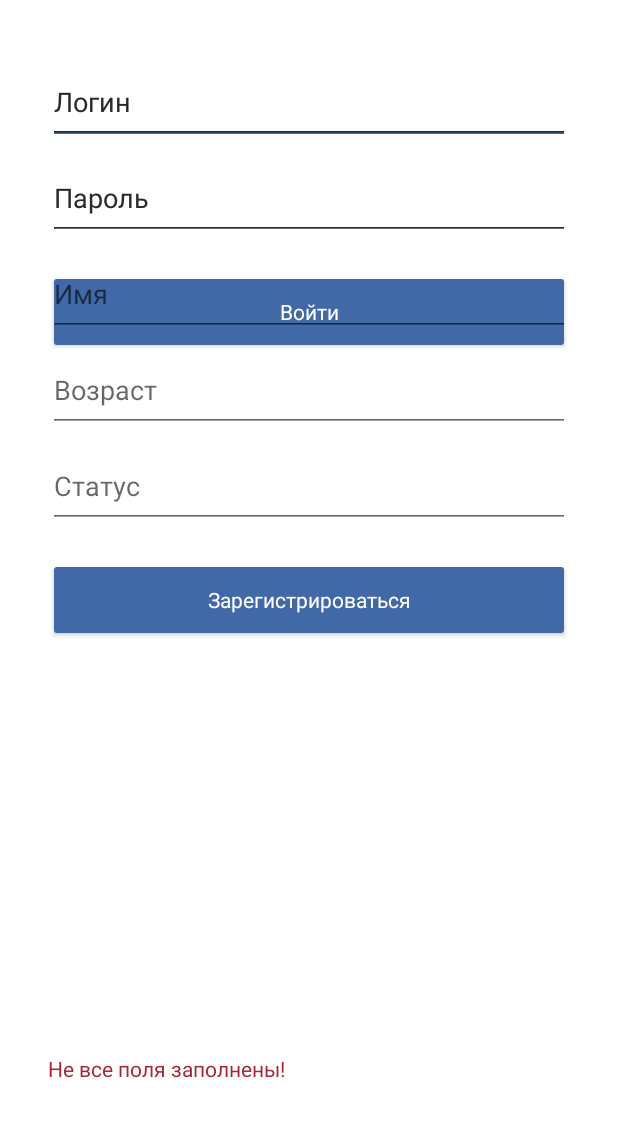
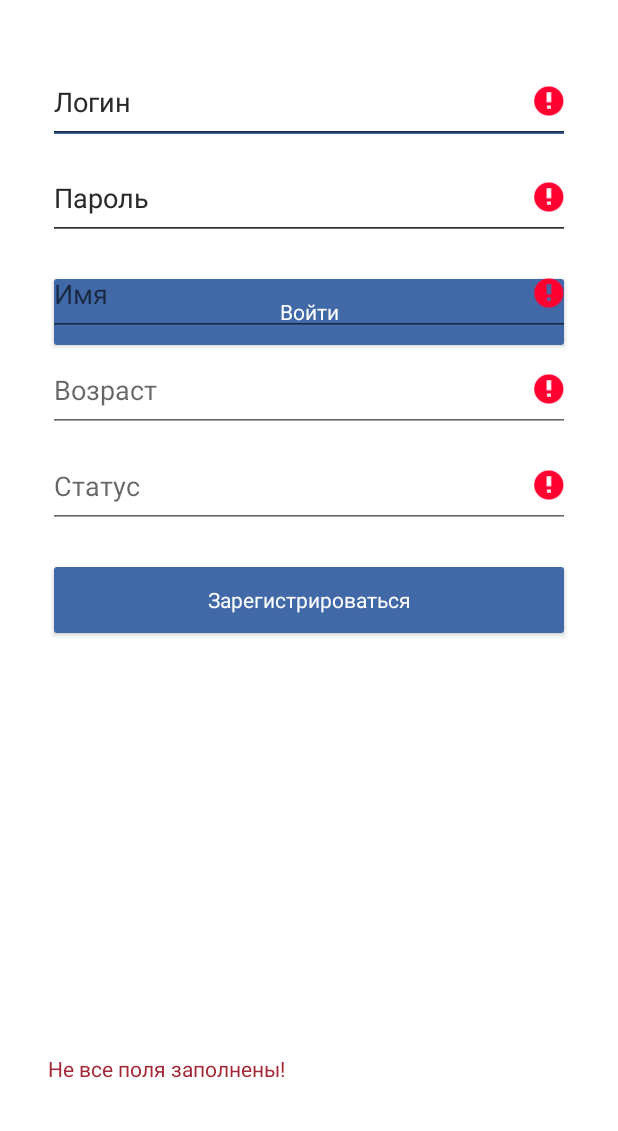
Before and after one commit to Bogdan3738/practice17-android, an Android app: the screen it shows after launch (SignActivity), after a tap on "Зарегистрироваться", on a phone screen of 412 x 824 dp, the part 105-1236 px from its top. Run offline under Robolectric (Android 15) with nearby library versions, the phone set to English and light mode, and no system bars; our stand-ins replace Firebase (no records; nobody signed in at launch, a user with empty details on screens opened directly).

Commit message:
feat: практика 17.3 — защита от повторного логина и анимация ошибок

```diff
--- a/app/src/main/java/ru/practice/users/SignActivity.java
+++ b/app/src/main/java/ru/practice/users/SignActivity.java
@@ -63,8 +63,8 @@ public class SignActivity extends Activity {
 
     public void SignIn(View view) {
         if (requestInProgress) return;
-        boolean loginValid = Transform.StringNotNull(getLogin());
-        boolean passwordValid = Transform.StringNotNull(getPassword());
+        boolean loginValid = Transform.CheckField(LoginTextView);
+        boolean passwordValid = Transform.CheckField(PasswordTextView);
         if (!(loginValid & passwordValid)) {
             Transform.Vibrate(this);
             showError(R.string.NullParametersMessage);
@@ -134,11 +134,11 @@ public class SignActivity extends Activity {
 
     public void SignUp(View view) {
         if (requestInProgress) return;
-        boolean filled = Transform.StringNotNull(getNewLogin())
-                & Transform.StringNotNull(getNewPassword())
-                & Transform.StringNotNull(getNewName())
-                & Transform.StringNotNull(NewAgeTextView.getText().toString())
-                & Transform.StringNotNull(getNewState());
+        boolean filled = Transform.CheckField(NewLoginTextView)
+                & Transform.CheckField(NewPasswordTextView)
+                & Transform.CheckField(NewNameTextView)
+                & Transform.CheckField(NewAgeTextView)
+                & Transform.CheckField(NewStateTextView);
         if (!filled) {
             Transform.Vibrate(this);
             showError(R.string.NullParametersMessage);
@@ -165,14 +165,28 @@ public class SignActivity extends Activity {
         Map<String, Object> account = new HashMap<>();
         account.put(UserStaticInfo.PASSWORD, getNewPassword());
         account.put(UserStaticInfo.PROFILE_ID, profileId);
-        Map<String, Object> updates = new HashMap<>();
-        updates.put(UserStaticInfo.USERS_SIGN_IN_INFO + "/" + getNewLogin(), account);
+        final String login = getNewLogin();
+        root.child(UserStaticInfo.USERS_SIGN_IN_INFO).child(login)
+                .addListenerForSingleValueEvent(new ValueEventListener() {
+            @Override public void onDataChange(DataSnapshot snapshot) {
+                if (isFinishing() || isDestroyed()) return;
+                if (snapshot.child(UserStaticInfo.PASSWORD).exists()) {
+                    finishRequest();showError(R.string.UserExistMessage);return;
+                }
+                Map<String,Object> updates = new HashMap<>();
+                updates.put(UserStaticInfo.USERS_SIGN_IN_INFO + "/" + login, account);
                 updates.put(UserStaticInfo.USERS_PROFILE_INFO + "/" + profileId, profile);
                 root.updateChildren(updates).addOnCompleteListener(task -> {
                     if (isFinishing() || isDestroyed()) return;
                     finishRequest();
                     if (task.isSuccessful()) goNext(profileId);
                     else showError(R.string.connection_error);
+                });
+            }
+            @Override public void onCancelled(DatabaseError error) {
+                if (isFinishing() || isDestroyed()) return;
+                finishRequest();showError(R.string.connection_error);
+            }
         });
     }
 
--- a/app/src/main/java/ru/practice/users/Transform.java
+++ b/app/src/main/java/ru/practice/users/Transform.java
@@ -27,4 +27,15 @@ public final class Transform {
             vibrator.vibrate(120);
         }
     }
+    public static boolean CheckField(android.widget.EditText field) {
+        boolean filled = StringNotNull(field.getText().toString());
+        if (!filled) {
+            field.setError(field.getContext().getString(R.string.required_field));
+            field.startAnimation(android.view.animation.AnimationUtils.loadAnimation(
+                    field.getContext(), R.anim.empty_field));
+        } else {
+            field.setError(null);
+        }
+        return filled;
+    }
 }
--- /dev/null
+++ b/app/src/main/res/anim/empty_field.xml
@@ -0,0 +1,7 @@
+<?xml version="1.0" encoding="utf-8"?>
+<set xmlns:android="http://schemas.android.com/apk/res/android">
+    <translate android:fromXDelta="-8" android:toXDelta="8" android:duration="70"
+        android:repeatCount="5" android:repeatMode="reverse" />
+    <alpha android:fromAlpha="0.55" android:toAlpha="1.0" android:duration="140"
+        android:repeatCount="2" android:repeatMode="reverse" />
+</set>
--- a/app/src/main/res/values/strings.xml
+++ b/app/src/main/res/values/strings.xml
@@ -29,4 +29,6 @@
     <string name="firebase_emulator_host" translatable="false">10.0.2.2</string>
     <string name="signUp">Регистрация</string>
     <string name="goSignUp">Зарегистрироваться</string>
+    <string name="UserExistMessage">Пользователь существует</string>
+    <string name="required_field">Заполните поле</string>
 </resources>
```
Lines whose indentation alone changed are shown as unchanged.
